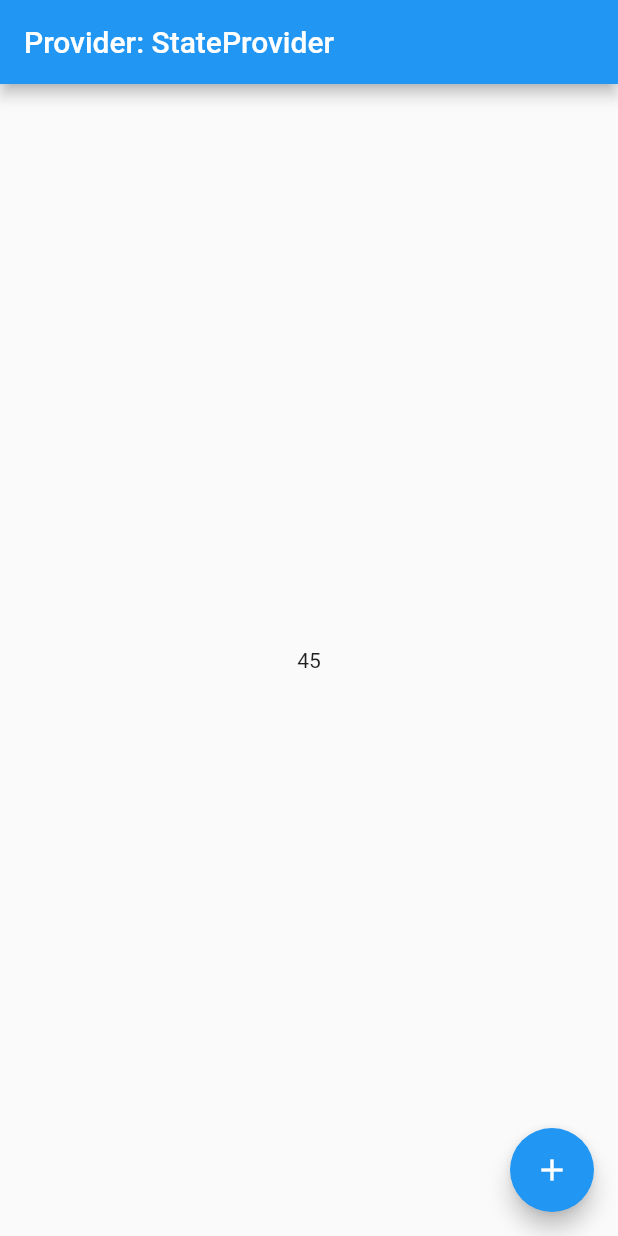
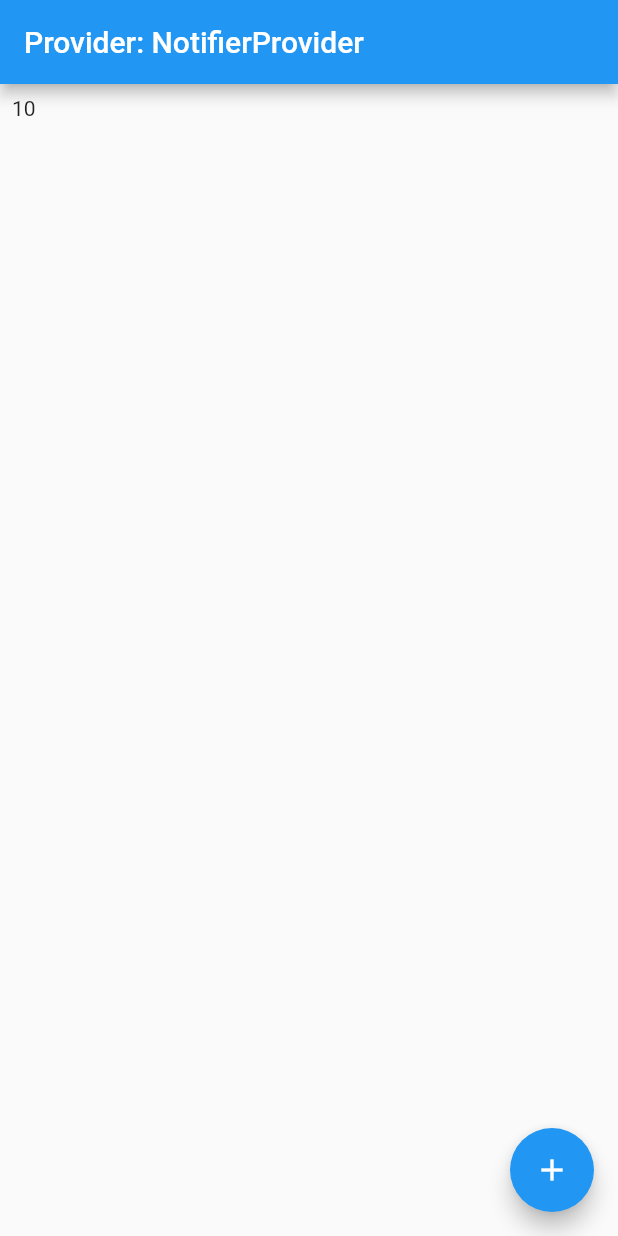
Before and after one commit to MyoMin-Latt/flutter-riverpod, a Flutter app: the screen it shows after launch, after a tap on the "add" icon, on a phone screen of 412 x 824 dp. Run offline on Flutter 3.47's test engine with Material 2 defaults, Android fonts, the phone set to English and light mode, and no system bars; our stand-ins replace hooks_riverpod.

Commit message:
provider: stateNotifierProvider

```diff
--- a/lib/main.dart
+++ b/lib/main.dart
@@ -1,7 +1,7 @@
 import 'package:flutter/material.dart';
 import 'package:hooks_riverpod/hooks_riverpod.dart';
 
-import 'state_provider_page.dart';
+import 'number_notifier_page.dart';
 
 void main() {
   runApp(const ProviderScope(child: MyApp()));
@@ -13,7 +13,7 @@ class MyApp extends StatelessWidget {
   @override
   Widget build(BuildContext context) {
     return const MaterialApp(
-      home: StateProviderPage(),
+      home: NumberNotifierPage(),
     );
   }
 }
--- /dev/null
+++ b/lib/notifier/number_notifier.dart
@@ -0,0 +1,16 @@
+import 'package:hooks_riverpod/hooks_riverpod.dart';
+
+class NumberNotifier extends StateNotifier<List<int>> {
+  NumberNotifier() : super([]);
+
+  void add(int number) {
+    state = [...state, number];
+  }
+
+  void delete(int number) {
+    state = [
+      for (final loopNumber in state)
+        if (number != loopNumber) loopNumber
+    ];
+  }
+}
--- /dev/null
+++ b/lib/number_notifier_page.dart
@@ -0,0 +1,53 @@
+import 'package:flutter/material.dart';
+import 'package:hooks_riverpod/hooks_riverpod.dart';
+import 'package:state_flutter_riverpod/notifier/number_notifier.dart';
+
+final numberProvider = Provider<int>((ref) {
+  return 42;
+});
+
+final numberStateProvider = StateProvider<int>((ref) {
+  return 44;
+});
+
+final numberNotifierProvider =
+    StateNotifierProvider<NumberNotifier, List<int>>((ref) {
+  return NumberNotifier();
+});
+
+class NumberNotifierPage extends ConsumerWidget {
+  const NumberNotifierPage({Key? key}) : super(key: key);
+
+  @override
+  Widget build(BuildContext context, WidgetRef ref) {
+    final number = ref.watch(numberProvider);
+    final numberState = ref.watch(numberStateProvider);
+    final numberNotifierState = ref.watch(numberNotifierProvider);
+    return Scaffold(
+      appBar: AppBar(
+        title: const Text('Provider: NotifierProvider'),
+      ),
+      body: Center(
+        child: ListView.builder(
+            itemCount: numberNotifierState.length,
+            itemBuilder: (context, index) {
+              return Padding(
+                padding: const EdgeInsets.all(8.0),
+                child: Text(numberNotifierState[index].toString()),
+              );
+            }),
+      ),
+      floatingActionButton: FloatingActionButton(
+        // backgroundColor: Colors.green,
+        onPressed: () {
+          ref.read(numberNotifierProvider.notifier).add(10);
+        },
+        child: const Icon(Icons.add),
+      ),
+    );
+  }
+
+  void increment(WidgetRef ref) {
+    ref.read(numberStateProvider.notifier).state++;
+  }
+}
```
